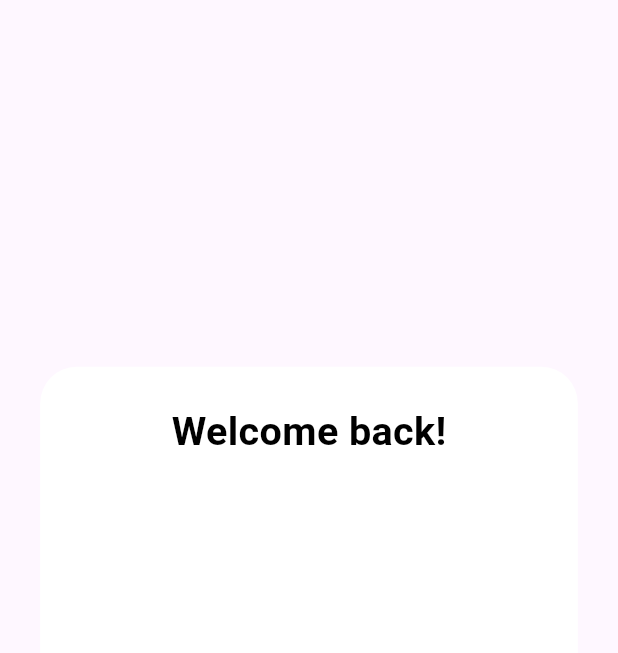
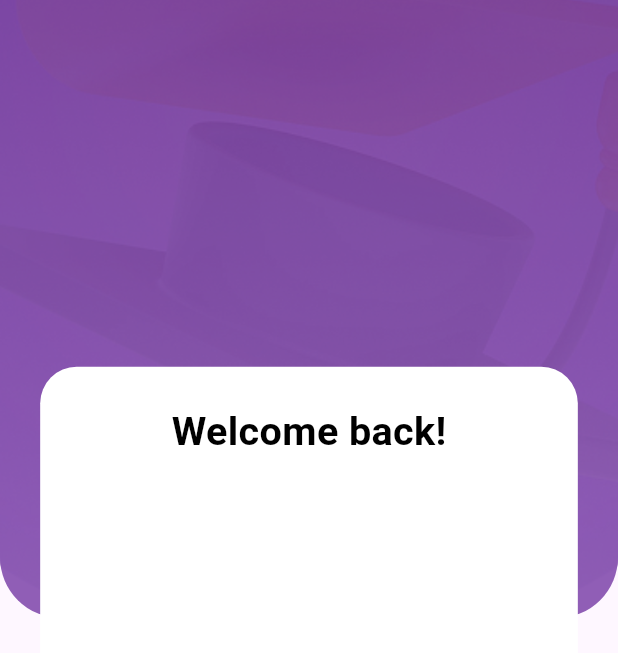
Before and after one commit to 3bdulra7manAmir/Fluency_App, a Flutter app: the screen it shows after launch, on a phone screen of 412 x 824 dp. Shown: the top 653 px of the screen. Run offline on Flutter 3.47's test engine with Material 3 defaults, Android fonts, the phone set to English and light mode, and no system bars; our stand-ins replace device_preview, flutter_screenutil, flutter_svg, go_router; Roboto replaces fonts that are missing (Nunito-Bold); project files that could hold a hidden picture were left out.

Commit message:
purple sector only border part remains

```diff
--- a/lib/features/login/widgets/purple_sector.dart
+++ b/lib/features/login/widgets/purple_sector.dart
@@ -1,4 +1,9 @@
+// ignore_for_file: unused_import
+
+import 'package:fluency/core/utils/constants.dart';
 import 'package:flutter/material.dart';
+import 'package:flutter_screenutil/flutter_screenutil.dart';
+import 'package:flutter_svg/flutter_svg.dart';
 
 class FirstPurpleStack extends StatelessWidget
 {
@@ -11,6 +16,13 @@ class FirstPurpleStack extends StatelessWidget
       children:
       [
         //Positioned or Positioned.fill
+        Container(
+          decoration: BoxDecoration(
+            color: AppColors.kSecondGradient,
+            image: DecorationImage(image: AssetImage('assets/images/png/Login_View_Bg.png'), fit: BoxFit.cover),
+            borderRadius: BorderRadius.only(bottomLeft: Radius.circular(40.r), bottomRight: Radius.circular(40.r)),
+          ),
+        ),
       ],
     );
   }
```
